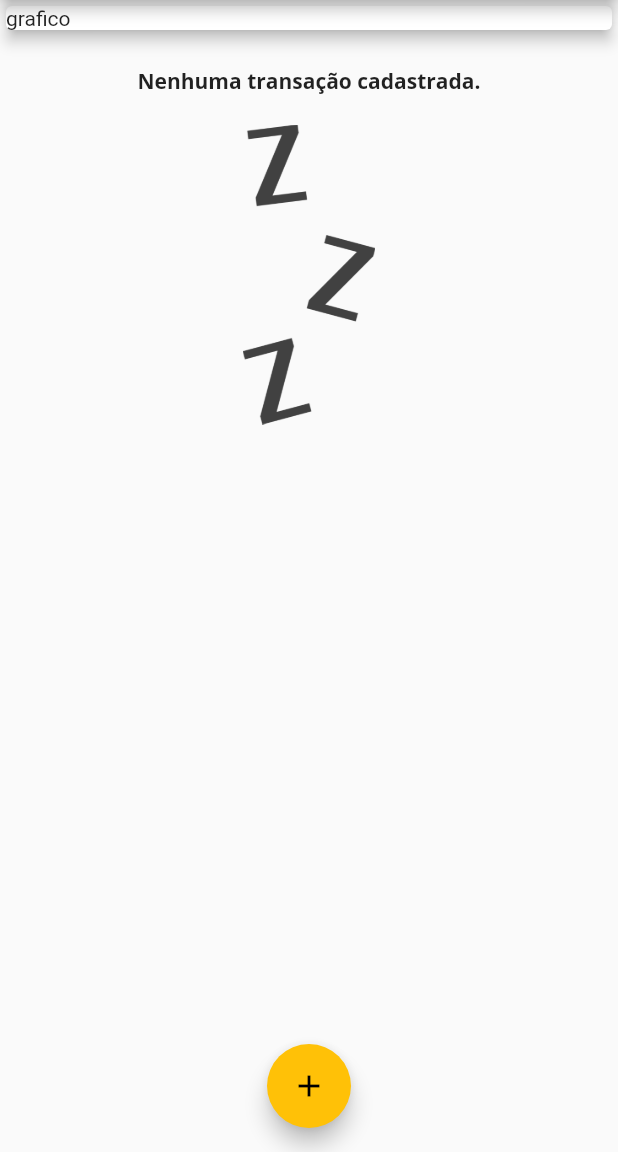
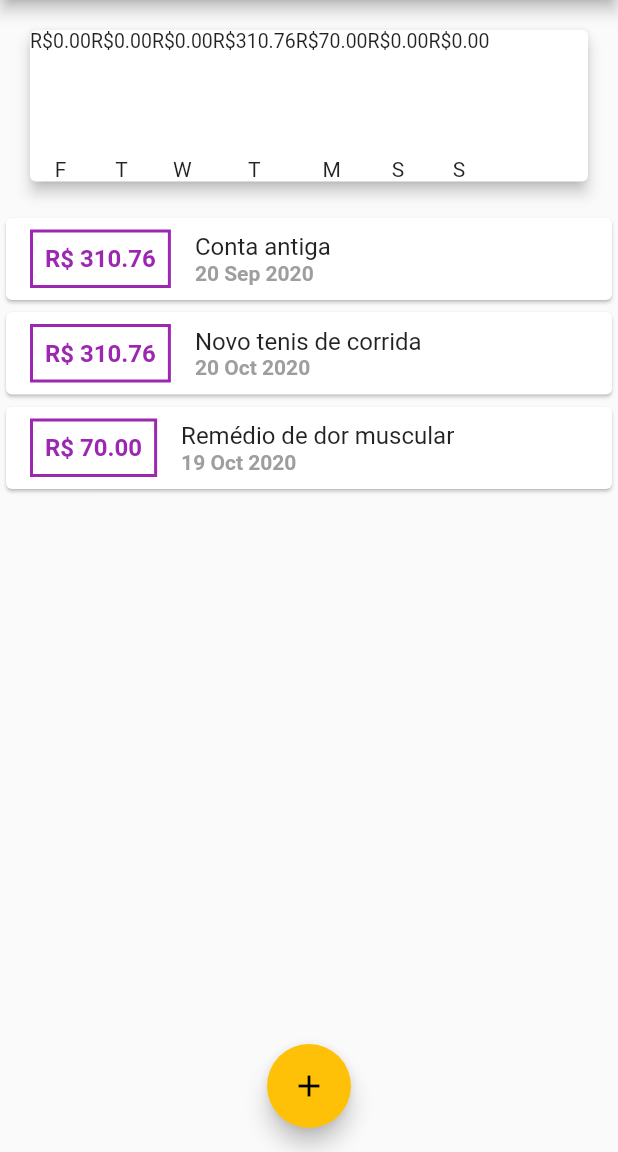
Before and after one commit to gitcarlosandrade/expenses-blaus, a Flutter app: the screen it shows after launch, on a phone screen of 412 x 824 dp, the part 84-1236 px from its top. Run offline on Flutter 3.47's test engine with Material 2 defaults, Android fonts, the phone set to English and light mode, and no system bars.

Commit message:
create chart and chart bar - WIP

```diff
--- /dev/null
+++ b/lib/components/chart.dart
@@ -0,0 +1,45 @@
+import 'package:expenses/components/chart_bar.dart';
+import 'package:expenses/models/transactions.dart';
+import 'package:flutter/material.dart';
+import 'package:intl/intl.dart';
+
+class Chart extends StatelessWidget {
+  const Chart(this.recentTransactions);
+
+  final List<Transaction> recentTransactions;
+
+  List<Map<String, Object>> get groupedTransactions {
+    return List.generate(7, (index) {
+      final weekDay = DateTime.now().subtract(Duration(days: index));
+      double totalSumOfRecentTransactions = 0.0;
+      recentTransactions.forEach((element) {
+        bool sameDay = element.date.day == weekDay.day;
+        bool sameMOnth = element.date.month == weekDay.month;
+        bool sameYear = element.date.year == weekDay.year;
+        if (sameDay && sameMOnth && sameYear)
+          totalSumOfRecentTransactions += element.value;
+      });
+      return {
+        'day': DateFormat.E().format(weekDay)[0],
+        'value': totalSumOfRecentTransactions
+      };
+    });
+  }
+
+  @override
+  Widget build(BuildContext context) {
+    return Card(
+      elevation: 4,
+      margin: EdgeInsets.all(20),
+      child: Row(
+        children: groupedTransactions.map((e) {
+          return ChartBar(
+            label: e['day'],
+            value: e['value'],
+            percentage: 0,
+          );
+        }).toList(),
+      ),
+    );
+  }
+}
--- /dev/null
+++ b/lib/components/chart_bar.dart
@@ -0,0 +1,29 @@
+import 'package:flutter/material.dart';
+
+class ChartBar extends StatelessWidget {
+  final String label;
+  final double value;
+  final double percentage;
+
+  ChartBar({this.label, this.value, this.percentage});
+
+  @override
+  Widget build(BuildContext context) {
+    return Column(
+      children: <Widget>[
+        Text(
+          'R\$${value.toStringAsFixed(2)}',
+          style: TextStyle(fontSize: 13),
+        ),
+        SizedBox(height: 5),
+        Container(
+          height: 60,
+          width: 10,
+          child: null,
+        ),
+        SizedBox(height: 5),
+        Text(label)
+      ],
+    );
+  }
+}
--- a/lib/main.dart
+++ b/lib/main.dart
@@ -1,5 +1,6 @@
 import 'dart:math';
 
+import 'package:expenses/components/chart.dart';
 import 'package:expenses/components/transaction_form.dart';
 import 'package:expenses/components/transaction_list.dart';
 import 'package:expenses/models/transactions.dart';
@@ -42,17 +43,29 @@ class MyHomePage extends StatefulWidget {
 
 class _MyHomePageState extends State<MyHomePage> {
   final List<Transaction> _transactions = [
-    // Transaction(
-    //     id: 't1',
-    //     title: 'Novo tenis de corrida',
-    //     value: 310.76,
-    //     date: DateTime.now()),
-    // Transaction(
-    //     id: 't2',
-    //     title: 'Remédio de dor muscular',
-    //     value: 70.00,
-    //     date: DateTime.now()),
+    Transaction(
+        id: 't0',
+        title: 'Conta antiga',
+        value: 310.76,
+        date: DateTime.now().subtract(Duration(days: 33))),
+    Transaction(
+        id: 't1',
+        title: 'Novo tenis de corrida',
+        value: 310.76,
+        date: DateTime.now().subtract(Duration(days: 3))),
+    Transaction(
+        id: 't2',
+        title: 'Remédio de dor muscular',
+        value: 70.00,
+        date: DateTime.now().subtract(Duration(days: 4))),
   ];
+
+  List<Transaction> get recentTransactions {
+    return _transactions
+        .where((element) =>
+            element.date.isAfter(DateTime.now().subtract(Duration(days: 7))))
+        .toList();
+  }
 
   @override
   Widget build(BuildContext context) {
@@ -69,10 +82,7 @@ class _MyHomePageState extends State<MyHomePage> {
       body: Column(
         crossAxisAlignment: CrossAxisAlignment.stretch,
         children: <Widget>[
-          Card(
-            elevation: 4,
-            child: Text("grafico"),
-          ),
+          Chart(recentTransactions),
           TransactionList(_transactions),
         ],
       ),
```
